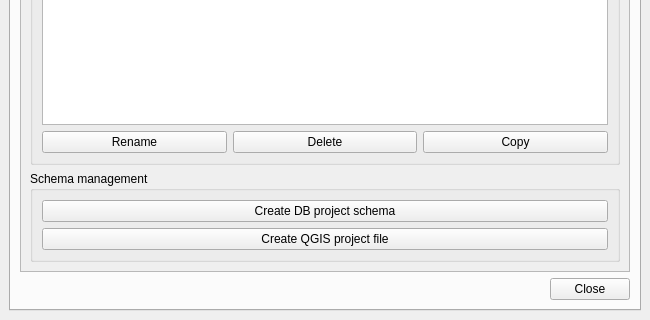
The window that core/ui/admin/admin.ui (Giswater/giswater_qgis_plugin) describes before a commit, drawn with Qt 5; both pictures show x 0 to 650 and y 591 to 911 of the 650 by 911 pixel window.
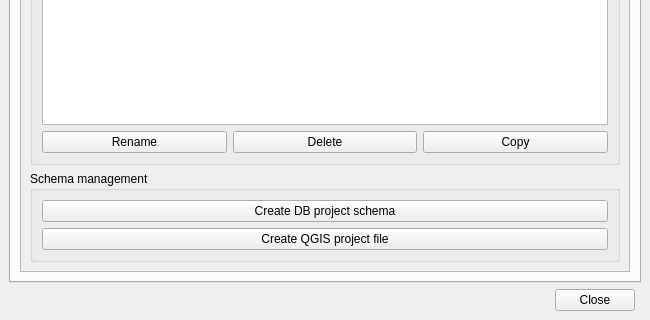
The same window after the commit. Icons and pictures are not drawn.

Commit message: Refactor (admin): Moved connection info and buttons to the bottom of the form

Patch:
```diff
--- a/core/ui/admin/admin.ui
+++ b/core/ui/admin/admin.ui
@@ -310,63 +310,6 @@
           </widget>
          </widget>
         </item>
-        <item row="1" column="1">
-         <layout class="QGridLayout" name="lyt_buttons">
-          <item row="0" column="2">
-           <widget class="QLabel" name="lbl_status_text">
-            <property name="text">
-             <string/>
-            </property>
-           </widget>
-          </item>
-          <item row="0" column="1">
-           <widget class="QLabel" name="lbl_schema_name">
-            <property name="text">
-             <string/>
-            </property>
-           </widget>
-          </item>
-          <item row="0" column="0">
-           <widget class="QLabel" name="lbl_status">
-            <property name="enabled">
-             <bool>true</bool>
-            </property>
-            <property name="text">
-             <string/>
-            </property>
-            <property name="scaledContents">
-             <bool>false</bool>
-            </property>
-           </widget>
-          </item>
-          <item row="0" column="3">
-           <spacer name="horizontalSpacer_2">
-            <property name="orientation">
-             <enum>Qt::Horizontal</enum>
-            </property>
-            <property name="sizeHint" stdset="0">
-             <size>
-              <width>40</width>
-              <height>20</height>
-             </size>
-            </property>
-           </spacer>
-          </item>
-          <item row="0" column="4">
-           <widget class="QPushButton" name="btn_close">
-            <property name="sizePolicy">
-             <sizepolicy hsizetype="Fixed" vsizetype="Fixed">
-              <horstretch>0</horstretch>
-              <verstretch>0</verstretch>
-             </sizepolicy>
-            </property>
-            <property name="text">
-             <string>Close</string>
-            </property>
-           </widget>
-          </item>
-         </layout>
-        </item>
        </layout>
       </widget>
       <widget class="QWidget" name="tab_advanced">
@@ -815,6 +758,63 @@
       </widget>
      </widget>
     </item>
+    <item row="4" column="0">
+     <layout class="QGridLayout" name="lyt_buttons">
+      <item row="0" column="2">
+       <widget class="QLabel" name="lbl_status_text">
+        <property name="text">
+         <string/>
+        </property>
+       </widget>
+      </item>
+      <item row="0" column="1">
+       <widget class="QLabel" name="lbl_schema_name">
+        <property name="text">
+         <string/>
+        </property>
+       </widget>
+      </item>
+      <item row="0" column="0">
+       <widget class="QLabel" name="lbl_status">
+        <property name="enabled">
+         <bool>true</bool>
+        </property>
+        <property name="text">
+         <string/>
+        </property>
+        <property name="scaledContents">
+         <bool>false</bool>
+        </property>
+       </widget>
+      </item>
+      <item row="0" column="3">
+       <spacer name="horizontalSpacer_2">
+        <property name="orientation">
+         <enum>Qt::Horizontal</enum>
+        </property>
+        <property name="sizeHint" stdset="0">
+         <size>
+          <width>40</width>
+          <height>20</height>
+         </size>
+        </property>
+       </spacer>
+      </item>
+      <item row="0" column="4">
+       <widget class="QPushButton" name="btn_close">
+        <property name="sizePolicy">
+         <sizepolicy hsizetype="Fixed" vsizetype="Fixed">
+          <horstretch>0</horstretch>
+          <verstretch>0</verstretch>
+         </sizepolicy>
+        </property>
+        <property name="text">
+         <string>Close</string>
+        </property>
+       </widget>
+      </item>
+     </layout>
+    </item>
    </layout>
   </widget>
   <action name="action_create_sample">
```
Left out of the diff: 4 changed lines with no effect on the pictures.
